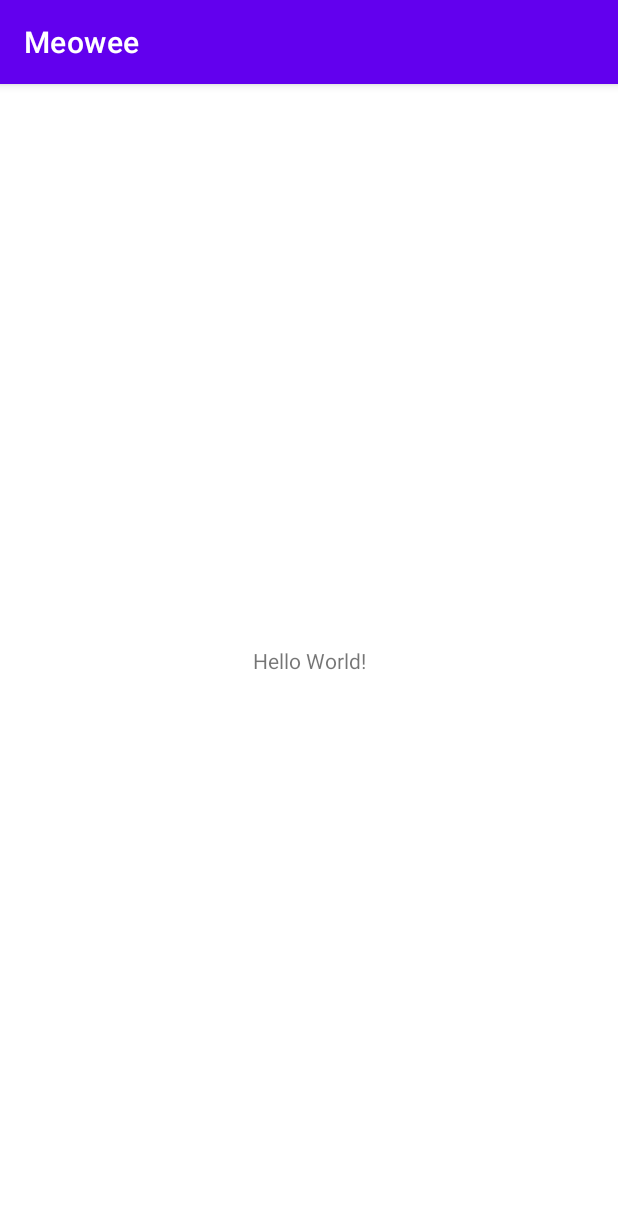
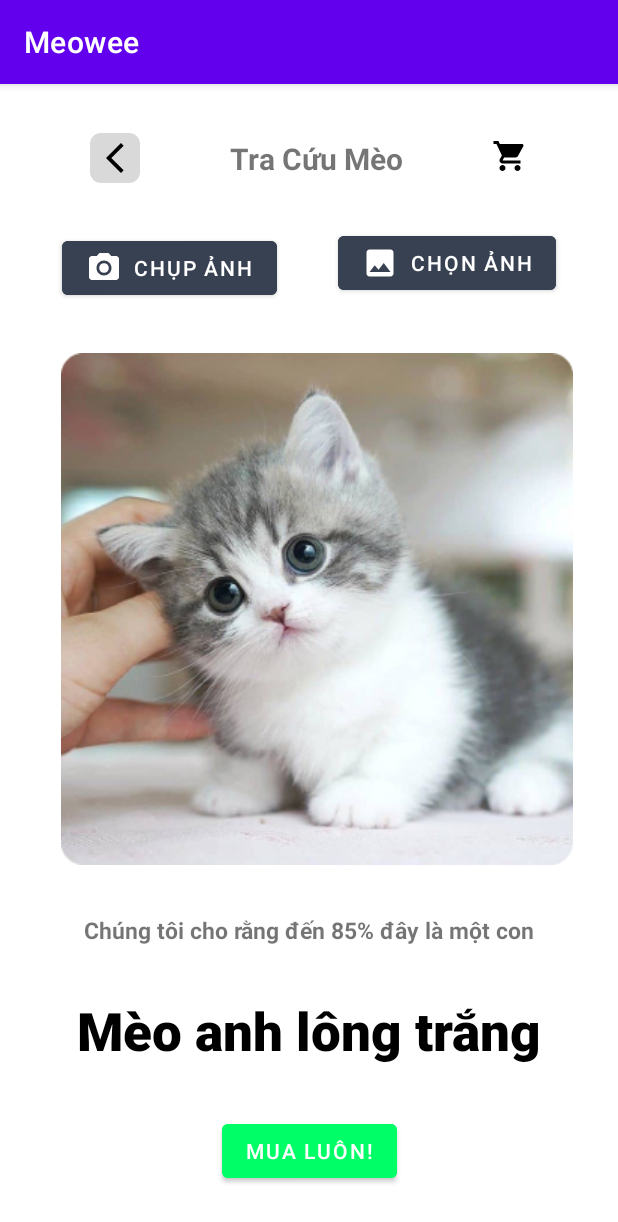
Before and after one commit to tranbaoanhh27/Meowee, an Android app: the screen it shows after launch (MainActivity), on a phone screen of 412 x 824 dp. Shown: the top 1222 px of the screen. Run offline under Robolectric (Android 15) with nearby library versions, the phone set to English and light mode, and no system bars.

Commit message:
Create cat predict UI

```diff
--- /dev/null
+++ b/app/src/main/java/com/example/meowee/CatClassifyActivity.java
@@ -0,0 +1,64 @@
+package com.example.meowee;
+
+import androidx.appcompat.app.AppCompatActivity;
+
+import android.os.Bundle;
+import android.view.View;
+import android.widget.Button;
+import android.widget.ImageView;
+
+public class CatClassifyActivity extends AppCompatActivity {
+    private Button btnTakeCam, btnTakePic;
+
+    private Button btnBuyNow;
+    private ImageView imgBack, imgCart;
+
+    @Override
+    protected void onCreate(Bundle savedInstanceState) {
+        super.onCreate(savedInstanceState);
+        setContentView(R.layout.cat_classify_activity);
+
+        btnTakeCam = findViewById(R.id.btn_camera);
+        btnTakePic = findViewById(R.id.btn_choose_img);
+        btnBuyNow = findViewById(R.id.btn_buy);
+        imgBack = findViewById(R.id.imgview_back);
+        imgCart = findViewById(R.id.imgview_cart);
+
+       btnTakeCam.setOnClickListener(new View.OnClickListener() {
+           @Override
+           public void onClick(View view) {
+
+           }
+       });
+
+       btnTakePic.setOnClickListener(new View.OnClickListener() {
+           @Override
+           public void onClick(View view) {
+
+           }
+       });
+
+
+       btnBuyNow.setOnClickListener(new View.OnClickListener() {
+           @Override
+           public void onClick(View view) {
+
+           }
+       });
+
+       imgBack.setOnClickListener(new View.OnClickListener() {
+           @Override
+           public void onClick(View view) {
+
+           }
+       });
+       imgCart.setOnClickListener(new View.OnClickListener() {
+            @Override
+            public void onClick(View view) {
+
+            }
+        });
+
+
+    }
+}
--- a/app/src/main/java/com/example/meowee/MainActivity.java
+++ b/app/src/main/java/com/example/meowee/MainActivity.java
@@ -9,6 +9,6 @@ public class MainActivity extends AppCompatActivity {
     @Override
     protected void onCreate(Bundle savedInstanceState) {
         super.onCreate(savedInstanceState);
-        setContentView(R.layout.activity_main);
+        setContentView(R.layout.cat_classify_activity);
     }
 }
--- /dev/null
+++ b/app/src/main/res/drawable/bg_grey.xml
@@ -0,0 +1,14 @@
+<?xml version="1.0" encoding="UTF-8"?>
+<shape xmlns:android="http://schemas.android.com/apk/res/android">
+    <solid android:color="#D9D9D9"/>
+    <padding
+        android:left="5dp"
+        android:top="5dp"
+        android:right="5dp"
+        android:bottom="5dp"/>
+    <corners
+        android:bottomRightRadius="7dp"
+        android:bottomLeftRadius="7dp"
+        android:topLeftRadius="7dp"
+        android:topRightRadius="7dp"/>
+</shape>
--- /dev/null
+++ b/app/src/main/res/drawable/ic_back.xml
@@ -0,0 +1,5 @@
+<vector android:height="24dp" android:tint="#000000"
+    android:viewportHeight="24" android:viewportWidth="24"
+    android:width="24dp" xmlns:android="http://schemas.android.com/apk/res/android">
+    <path android:fillColor="@android:color/white" android:pathData="M17.77,3.77l-1.77,-1.77l-10,10l10,10l1.77,-1.77l-8.23,-8.23z"/>
+</vector>
--- /dev/null
+++ b/app/src/main/res/drawable/ic_camera.xml
@@ -0,0 +1,6 @@
+<vector android:height="24dp" android:tint="#FFFFFF"
+    android:viewportHeight="24" android:viewportWidth="24"
+    android:width="24dp" xmlns:android="http://schemas.android.com/apk/res/android">
+    <path android:fillColor="@android:color/white" android:pathData="M12,12m-3.2,0a3.2,3.2 0,1 1,6.4 0a3.2,3.2 0,1 1,-6.4 0"/>
+    <path android:fillColor="@android:color/white" android:pathData="M9,2L7.17,4L4,4c-1.1,0 -2,0.9 -2,2v12c0,1.1 0.9,2 2,2h16c1.1,0 2,-0.9 2,-2L22,6c0,-1.1 -0.9,-2 -2,-2h-3.17L15,2L9,2zM12,17c-2.76,0 -5,-2.24 -5,-5s2.24,-5 5,-5 5,2.24 5,5 -2.24,5 -5,5z"/>
+</vector>
--- /dev/null
+++ b/app/src/main/res/drawable/ic_cart.xml
@@ -0,0 +1,5 @@
+<vector android:height="24dp" android:tint="#000000"
+    android:viewportHeight="24" android:viewportWidth="24"
+    android:width="24dp" xmlns:android="http://schemas.android.com/apk/res/android">
+    <path android:fillColor="@android:color/white" android:pathData="M7,18c-1.1,0 -1.99,0.9 -1.99,2S5.9,22 7,22s2,-0.9 2,-2 -0.9,-2 -2,-2zM1,2v2h2l3.6,7.59 -1.35,2.45c-0.16,0.28 -0.25,0.61 -0.25,0.96 0,1.1 0.9,2 2,2h12v-2L7.42,15c-0.14,0 -0.25,-0.11 -0.25,-0.25l0.03,-0.12 0.9,-1.63h7.45c0.75,0 1.41,-0.41 1.75,-1.03l3.58,-6.49c0.08,-0.14 0.12,-0.31 0.12,-0.48 0,-0.55 -0.45,-1 -1,-1L5.21,4l-0.94,-2L1,2zM17,18c-1.1,0 -1.99,0.9 -1.99,2s0.89,2 1.99,2 2,-0.9 2,-2 -0.9,-2 -2,-2z"/>
+</vector>
--- /dev/null
+++ b/app/src/main/res/drawable/ic_choose_img.xml
@@ -0,0 +1,5 @@
+<vector android:height="24dp" android:tint="#FFFFFF"
+    android:viewportHeight="24" android:viewportWidth="24"
+    android:width="24dp" xmlns:android="http://schemas.android.com/apk/res/android">
+    <path android:fillColor="@android:color/white" android:pathData="M21,19V5c0,-1.1 -0.9,-2 -2,-2H5c-1.1,0 -2,0.9 -2,2v14c0,1.1 0.9,2 2,2h14c1.1,0 2,-0.9 2,-2zM8.5,13.5l2.5,3.01L14.5,12l4.5,6H5l3.5,-4.5z"/>
+</vector>
--- /dev/null
+++ b/app/src/main/res/drawable/img_elip.xml
@@ -0,0 +1,6 @@
+<?xml version="1.0" encoding="utf-8"?>
+<!-- ellipse_3 from your XD file. -->
+<shape xmlns:android="http://schemas.android.com/apk/res/android"
+	android:shape="oval" >
+	<solid android:color="@color/ellipse_3_color" />
+</shape>
--- /dev/null
+++ b/app/src/main/res/layout/cat_classify_activity.xml
@@ -0,0 +1,127 @@
+<?xml version="1.0" encoding="utf-8"?>
+<androidx.constraintlayout.widget.ConstraintLayout xmlns:android="http://schemas.android.com/apk/res/android"
+    xmlns:app="http://schemas.android.com/apk/res-auto"
+    xmlns:tools="http://schemas.android.com/tools"
+    android:layout_width="match_parent"
+    android:layout_height="match_parent"
+    tools:context=".CatClassifyActivity">
+
+    <ImageView
+        android:id="@+id/imgview_back"
+        android:layout_width="wrap_content"
+        android:layout_height="wrap_content"
+        android:src="@drawable/ic_back"
+
+        android:background="@drawable/bg_grey"
+        app:layout_constraintBottom_toTopOf="@+id/btn_camera"
+        app:layout_constraintEnd_toStartOf="@+id/tv_tracuu"
+        app:layout_constraintHorizontal_bias="0.5"
+        app:layout_constraintStart_toStartOf="parent"
+        app:layout_constraintTop_toTopOf="parent"
+        app:layout_constraintVertical_bias="0.5" />
+
+    <ImageView
+        android:id="@+id/imgview_cart"
+        android:layout_width="wrap_content"
+        android:layout_height="wrap_content"
+        android:src="@drawable/ic_cart"
+        app:layout_constraintBottom_toTopOf="@+id/btn_choose_img"
+        app:layout_constraintEnd_toEndOf="parent"
+        app:layout_constraintHorizontal_bias="0.5"
+        app:layout_constraintStart_toEndOf="@+id/tv_tracuu"
+        app:layout_constraintTop_toTopOf="parent" />
+
+    <TextView
+        android:id="@+id/tv_tracuu"
+        android:layout_width="wrap_content"
+        android:layout_height="wrap_content"
+        android:fontFamily="sans-serif"
+        android:textStyle="bold"
+        android:textSize="20dp"
+        android:text="@string/tracuu"
+        app:layout_constraintBottom_toTopOf="@+id/btn_camera"
+        app:layout_constraintEnd_toStartOf="@+id/imgview_cart"
+        app:layout_constraintHorizontal_bias="0.5"
+        app:layout_constraintStart_toEndOf="@+id/imgview_back"
+        app:layout_constraintTop_toTopOf="parent" />
+
+    <Button
+        android:id="@+id/btn_choose_img"
+        android:layout_width="wrap_content"
+        android:layout_height="wrap_content"
+        android:drawableLeft="@drawable/ic_choose_img"
+
+        android:backgroundTint="@color/get_picture_bg"
+        android:text="@string/choose_img"
+        app:layout_constraintBottom_toTopOf="@+id/imgview_cat"
+        app:layout_constraintEnd_toEndOf="parent"
+        app:layout_constraintHorizontal_bias="0.5"
+        app:layout_constraintStart_toEndOf="@+id/btn_camera"
+        app:layout_constraintTop_toBottomOf="@+id/imgview_cart" />
+
+    <ImageView
+        android:id="@+id/imgview_cat"
+        android:layout_width="wrap_content"
+        android:layout_height="wrap_content"
+        android:src="@drawable/img_cat"
+        app:layout_constraintBottom_toTopOf="@+id/tv_notifi_res"
+        app:layout_constraintEnd_toEndOf="parent"
+        app:layout_constraintHorizontal_bias="0.571"
+        app:layout_constraintStart_toStartOf="parent"
+        app:layout_constraintTop_toBottomOf="@+id/btn_camera" />
+
+    <Button
+        android:id="@+id/btn_camera"
+        android:layout_width="wrap_content"
+        android:layout_height="wrap_content"
+
+        android:backgroundTint="@color/get_picture_bg"
+        android:drawableLeft="@drawable/ic_camera"
+        android:text="@string/take_cam"
+        app:layout_constraintBottom_toTopOf="@+id/imgview_cat"
+        app:layout_constraintEnd_toStartOf="@+id/btn_choose_img"
+        app:layout_constraintHorizontal_bias="0.58"
+        app:layout_constraintStart_toStartOf="parent"
+        app:layout_constraintTop_toBottomOf="@+id/imgview_back" />
+
+    <TextView
+        android:id="@+id/tv_notifi_res"
+        android:layout_width="wrap_content"
+        android:layout_height="wrap_content"
+        android:text="@string/notifi_res"
+        android:textSize="15dp"
+        android:textStyle="bold"
+        app:layout_constraintBottom_toTopOf="@+id/tv_res"
+        app:layout_constraintEnd_toEndOf="parent"
+        app:layout_constraintHorizontal_bias="0.5"
+        app:layout_constraintStart_toStartOf="parent"
+        app:layout_constraintTop_toBottomOf="@+id/imgview_cat" />
+
+    <TextView
+        android:id="@+id/tv_res"
+        android:layout_width="wrap_content"
+        android:layout_height="wrap_content"
+        android:fontFamily="sans-serif-medium"
+        android:text="@string/predict_res"
+        android:textSize="35dp"
+        android:textColor="#000000"
+        android:textStyle="bold"
+        app:layout_constraintBottom_toTopOf="@+id/btn_buy"
+        app:layout_constraintEnd_toEndOf="parent"
+        app:layout_constraintHorizontal_bias="0.5"
+        app:layout_constraintStart_toStartOf="parent"
+        app:layout_constraintTop_toBottomOf="@+id/tv_notifi_res" />
+
+    <Button
+        android:id="@+id/btn_buy"
+        android:layout_width="wrap_content"
+        android:layout_height="wrap_content"
+        android:text="@string/buy_now"
+        android:backgroundTint="#00FF66"
+        app:layout_constraintBottom_toBottomOf="parent"
+        app:layout_constraintEnd_toEndOf="parent"
+        app:layout_constraintHorizontal_bias="0.5"
+        app:layout_constraintStart_toStartOf="parent"
+        app:layout_constraintTop_toBottomOf="@+id/tv_res" />
+
+</androidx.constraintlayout.widget.ConstraintLayout>
--- a/app/src/main/res/values/colors.xml
+++ b/app/src/main/res/values/colors.xml
@@ -7,4 +7,14 @@
     <color name="teal_700">#FF018786</color>
     <color name="black">#FF000000</color>
     <color name="white">#FFFFFFFF</color>
+
+    <color name="_bg__catpredict_ek2_color">#FFFFFF</color>
+    <color name="rectangle_957_color">#D9D9D9</color>
+    <color name="tra_c_u_m_o_color">#000000</color>
+    <color name="rectangle_18_color">#374151</color>
+    <color name="rectangle_18_ek2_color">#00FF66</color>
+    <color name="ellipse_3_color">#FF5B00</color>
+    <color name="color_bg">#FFFFFF</color>
+    <color name="btn_bg">#D9D9D9</color>
+    <color name="get_picture_bg">#374151</color>
 </resources>
--- a/app/src/main/res/values/strings.xml
+++ b/app/src/main/res/values/strings.xml
@@ -1,3 +1,15 @@
 <resources>
     <string name="app_name">Meowee</string>
+    <!-- TODO: Remove or change this placeholder text -->
+    <string name="hello_blank_fragment">Hello blank fragment</string>
+
+
+
+    <string name="tra_cuu_meo">Tra cứu mèo</string>
+    <string name="tracuu">Tra Cứu Mèo</string>
+    <string name="take_cam">Chụp ảnh</string>
+    <string name="choose_img">Chọn ảnh</string>
+    <string name="notifi_res">Chúng tôi cho rằng đến 85% đây là một con</string>
+    <string name="predict_res">Mèo anh lông trắng</string>
+    <string name="buy_now">Mua luôn!</string>
 </resources>
```
Also changed, not shown: app/src/main/res/drawable/img_cat.png (added).
